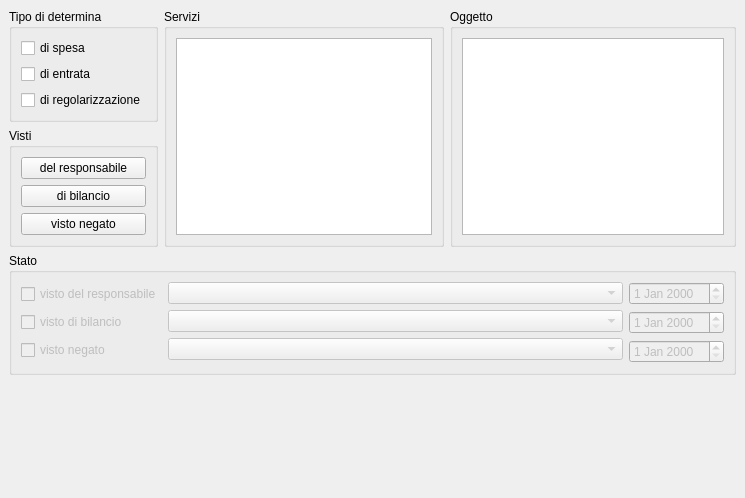
tizianolattisi/suitegda, file src/com/axiastudio/suite/deliberedetermine/forms/determina.ui: the form before one commit.
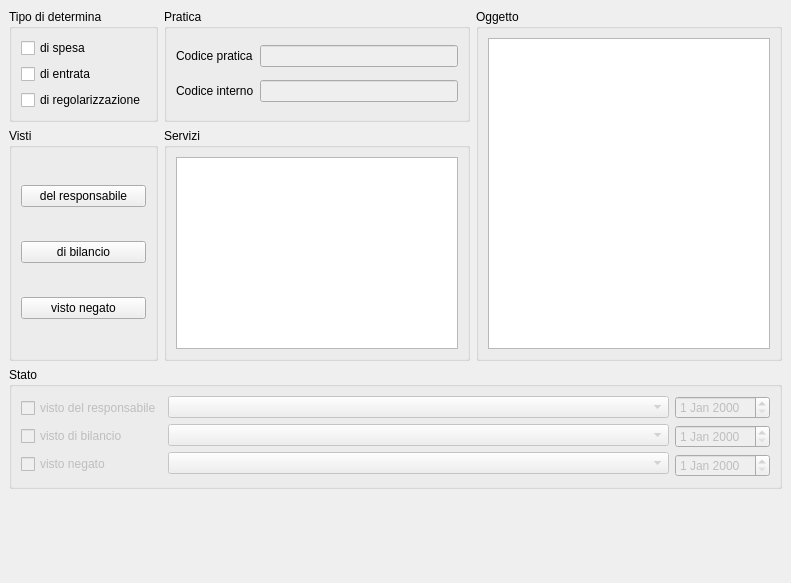
The form after the commit. Custom widgets are drawn as their Qt base class.

Commit message: IdPratica e codiceInterno nella pratica e nella determina. Questi due campi saranno ricopiati (come l'oggetto) anche nel dettaglio della pratica, in modo che l'applicazione verticale possa esistere anche senza il sistema pratiche.

Diff of the .ui file:
```diff
--- a/src/com/axiastudio/suite/deliberedetermine/forms/determina.ui
+++ b/src/com/axiastudio/suite/deliberedetermine/forms/determina.ui
@@ -6,20 +6,16 @@
    <rect>
     <x>0</x>
     <y>0</y>
-    <width>745</width>
-    <height>498</height>
+    <width>791</width>
+    <height>583</height>
    </rect>
   </property>
   <property name="windowTitle">
    <string>Determine</string>
   </property>
   <widget class="QWidget" name="centralwidget">
-   <layout class="QVBoxLayout" name="verticalLayout_9">
-    <item>
-     <layout class="QHBoxLayout" name="horizontalLayout_2" stretch="0,0,1">
-      <item>
-       <layout class="QVBoxLayout" name="verticalLayout_8">
-        <item>
+   <layout class="QGridLayout" name="gridLayout_2">
+    <item row="0" column="0">
          <widget class="QGroupBox" name="groupBox_4">
           <property name="title">
            <string>Tipo di determina</string>
@@ -58,7 +54,66 @@
           </layout>
          </widget>
         </item>
+    <item row="0" column="1">
+     <widget class="QGroupBox" name="groupBox_6">
+      <property name="title">
+       <string>Pratica</string>
+      </property>
+      <layout class="QGridLayout" name="gridLayout">
+       <item row="0" column="0">
+        <widget class="QLabel" name="label">
+         <property name="text">
+          <string>Codice pratica</string>
+         </property>
+        </widget>
+       </item>
+       <item row="0" column="1">
+        <widget class="QLineEdit" name="lineEdit">
+         <property name="enabled">
+          <bool>false</bool>
+         </property>
+         <property name="column" stdset="0">
+          <string>idPratica</string>
+         </property>
+        </widget>
+       </item>
+       <item row="1" column="0">
+        <widget class="QLabel" name="label_2">
+         <property name="text">
+          <string>Codice interno</string>
+         </property>
+        </widget>
+       </item>
+       <item row="1" column="1">
+        <widget class="QLineEdit" name="lineEdit_2">
+         <property name="enabled">
+          <bool>false</bool>
+         </property>
+         <property name="column" stdset="0">
+          <string>codiceInterno</string>
+         </property>
+        </widget>
+       </item>
+      </layout>
+     </widget>
+    </item>
+    <item row="0" column="2" rowspan="2">
+     <widget class="QGroupBox" name="groupBox_5">
+      <property name="title">
+       <string>Oggetto</string>
+      </property>
+      <layout class="QVBoxLayout" name="verticalLayout_7">
         <item>
+        <widget class="QTextEdit" name="textEdit">
+         <property name="column" stdset="0">
+          <string>oggetto</string>
+         </property>
+        </widget>
+       </item>
+      </layout>
+     </widget>
+    </item>
+    <item row="1" column="0">
          <widget class="QGroupBox" name="groupBox_2">
           <property name="title">
            <string>Visti</string>
@@ -88,9 +143,7 @@
           </layout>
          </widget>
         </item>
-       </layout>
-      </item>
-      <item>
+    <item row="1" column="1">
        <widget class="QGroupBox" name="groupBox">
         <property name="title">
          <string>Servizi</string>
@@ -112,25 +165,7 @@
         </layout>
        </widget>
       </item>
-      <item>
-       <widget class="QGroupBox" name="groupBox_5">
-        <property name="title">
-         <string>Oggetto</string>
-        </property>
-        <layout class="QVBoxLayout" name="verticalLayout_7">
-         <item>
-          <widget class="QTextEdit" name="textEdit">
-           <property name="column" stdset="0">
-            <string>oggetto</string>
-           </property>
-          </widget>
-         </item>
-        </layout>
-       </widget>
-      </item>
-     </layout>
-    </item>
-    <item>
+    <item row="2" column="0" colspan="3">
      <widget class="QGroupBox" name="groupBox_3">
       <property name="title">
        <string>Stato</string>
@@ -253,7 +288,7 @@
       </layout>
      </widget>
     </item>
-    <item>
+    <item row="3" column="1">
      <spacer name="verticalSpacer">
       <property name="orientation">
        <enum>Qt::Vertical</enum>
```
Lines whose indentation alone changed are shown as unchanged. The commit also changes 3 other files.
